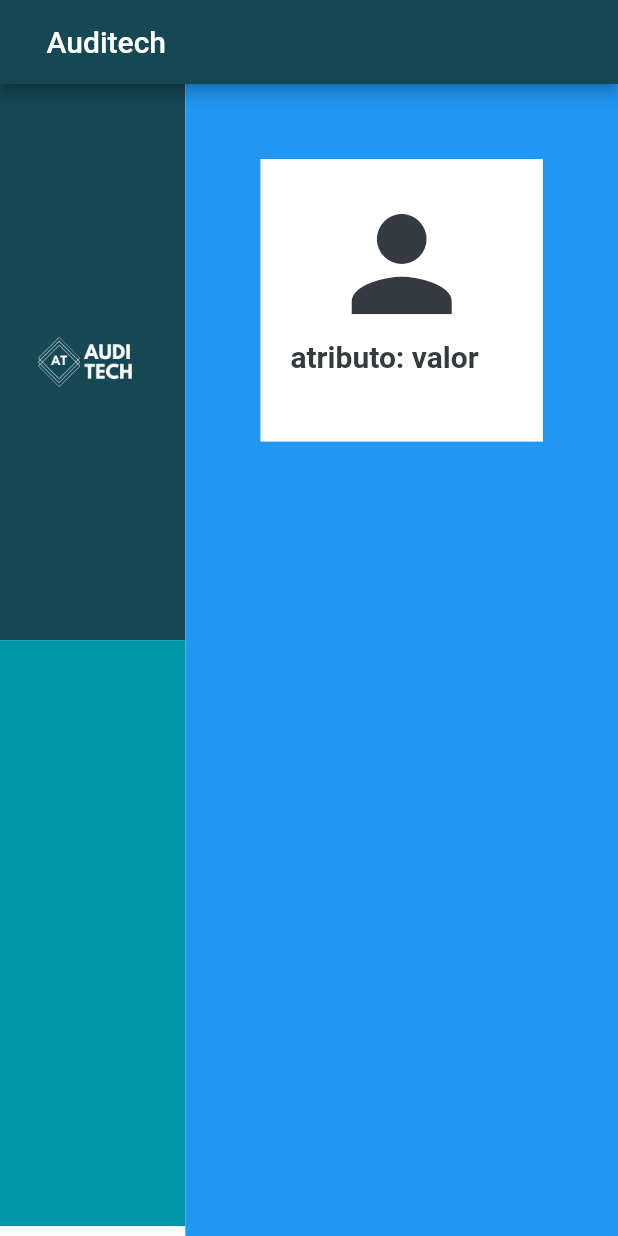
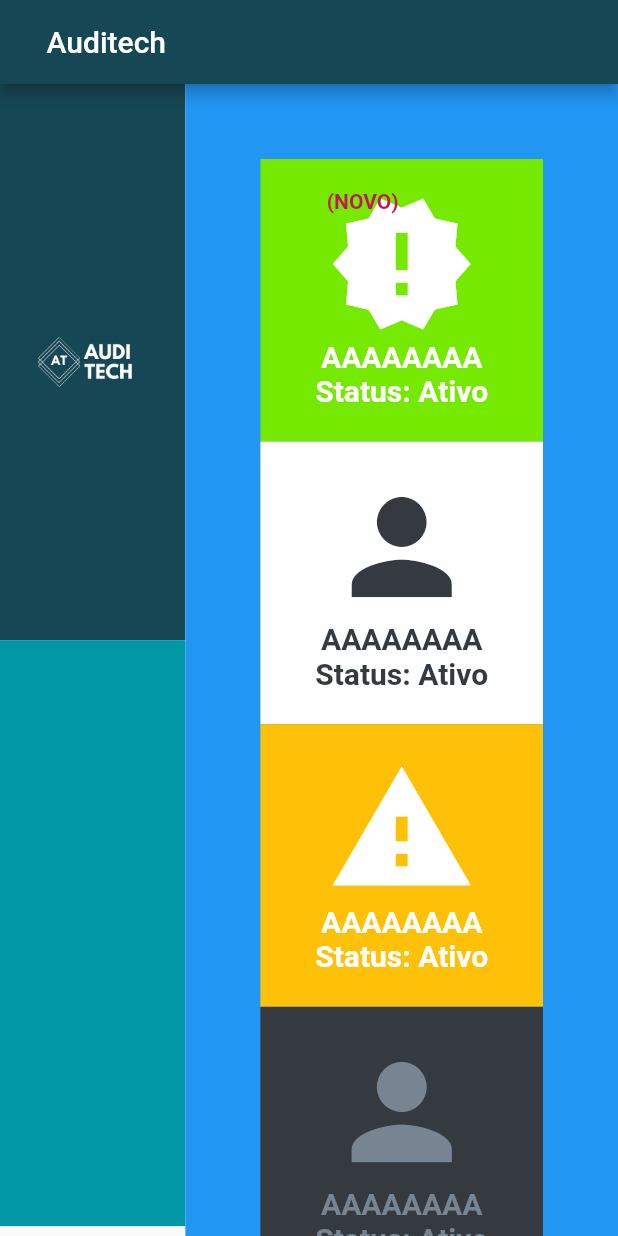
Before and after one commit to Andreas-Atomphi/AuditechWEBReservaFlutter, a Flutter app: the screen it shows after launch, after a tap on "Entrar", on a phone screen of 412 x 824 dp. Run offline on Flutter 3.47's test engine with Material 2 defaults, Android fonts, the phone set to English and light mode, and no system bars; missing offline and left inert: dart:ffi; Roboto replaces fonts that are missing (OpenSans).

Commit message:
[FEAT] CardPaciente aprimorada.
Agora tem 4 estados: Novo, Normal, Alerta e Desativado.
Só muda nas cores para ajudar o clínico, mas os estados possíveis de paciente continuam sendo Ativo e inativo (true ou false).

```diff
--- a/lib/Telas/Principal/Pacientes/Components/CardPaciente.dart
+++ b/lib/Telas/Principal/Pacientes/Components/CardPaciente.dart
@@ -1,30 +1,72 @@
 import 'package:flutter/material.dart';
+import 'package:flutterweb/Telas/global/components.dart';
 
-enum TypePaciente {
-  ATIVADO,
+enum NovidadesPaciente {
+  NORMAL,
   ALERTA,
+  NOVO,
   DESATIVADO,
 }
 
-extension ColorPaciente on TypePaciente {
+extension ValuesPaciente on NovidadesPaciente {
   List<Color> get color {
     List<Color> toReturn;
     switch (this) {
-      case TypePaciente.ALERTA:
+      case NovidadesPaciente.ALERTA:
         toReturn = [
           Color(0xffffc107),
           Color(0xffffffff),
         ];
         break;
-      case TypePaciente.ATIVADO:
-        toReturn = [Color(0xffffffff), Color(0xff343a40)];
+      case NovidadesPaciente.NORMAL:
+        toReturn = [
+          Color(0xffffffff),
+          Color(0xff343a40),
+        ];
         break;
-      case TypePaciente.DESATIVADO:
+      case NovidadesPaciente.DESATIVADO:
         toReturn = [
           Color(0xff343a40),
+          Color(0xff778491),
+        ];
+        break;
+      case NovidadesPaciente.NOVO:
+        toReturn = [
+          Color(0xff75e900),
           Color(0xffffffff),
         ];
         break;
+    }
+    return toReturn;
+  }
+
+  String get texto {
+    String toReturn;
+    switch (this) {
+      case NovidadesPaciente.ALERTA:
+        toReturn = "Alerta";
+        break;
+      case NovidadesPaciente.NORMAL:
+        toReturn = "Normal";
+        break;
+      case NovidadesPaciente.DESATIVADO:
+        toReturn = "Desativado";
+        break;
+      case NovidadesPaciente.NOVO:
+        toReturn = "Novo";
+        break;
+    }
+    return toReturn;
+  }
+
+  bool get status {
+    bool toReturn;
+    switch (this) {
+      case NovidadesPaciente.DESATIVADO:
+        toReturn = false;
+        break;
+      default:
+        toReturn = true;
     }
     return toReturn;
   }
@@ -40,55 +82,83 @@ extension MapSpreadWidget on Map<String, String> {
   }
 }
 
-class CardPaciente extends StatelessWidget {
+class CardPaciente extends Card {
   final EdgeInsets padding;
-  final TypePaciente usuarioEsta;
+  final NovidadesPaciente usuarioEsta;
   final Icon icone;
-  final Map<String, String> atributos;
+  final Map<String, String> dados;
+  final String title;
 
   CardPaciente({
-    this.padding,
-    this.usuarioEsta,
-    this.icone,
-    this.atributos = const {
+    this.padding = const EdgeInsets.all(20),
+    this.usuarioEsta = NovidadesPaciente.NORMAL,
+    this.title,
+    this.icone = const Icon(
+      Icons.person,
+      size: 20,
+    ),
+    this.dados = const {
       "atributo": "valor",
     },
   });
 
   @override
   Widget build(BuildContext context) {
-    TextStyle _styleMe = TextStyle(
-      fontFamily: "OpenSans",
-      color: usuarioEsta.color[1],
-      fontSize: 20,
-      fontWeight: FontWeight.bold,
-    );
-    return Container(
+    Text _cardBody(String text) => Text(
+          text,
+          style: FormatoTexto.tituloCard(
+            cor: usuarioEsta.color[1],
+            weight: FontWeight.bold,
+          ),
+        );
+    Text _cardTitle(String text) => Text(
+          text,
+          style: FormatoTexto.tituloCard(
+            cor: usuarioEsta.color[1],
+            weight: FontWeight.bold,
+          ),
+        );
+    Map statusIcon = {
+      NovidadesPaciente.DESATIVADO: Icons.person,
+      NovidadesPaciente.NORMAL: Icons.person,
+      NovidadesPaciente.NOVO: Icons.new_releases,
+      NovidadesPaciente.ALERTA: Icons.warning,
+    };
+    return ContainerCard(
       padding: EdgeInsets.all(20),
-      color: usuarioEsta.color[0],
-      child: Column(
+      backgroundColor: usuarioEsta.color[0],
+      title: (title != null) ? _cardTitle(title) : null,
+      header: Stack(
         children: [
           Icon(
-            Icons.person,
+            statusIcon[usuarioEsta],
             color: usuarioEsta.color[1],
             size: 100,
           ),
-          ...atributos.mapToWidget(
-            (key, value) => Row(
+          if (usuarioEsta == NovidadesPaciente.NOVO)
+            Text(
+              "(NOVO)",
+              style: TextStyle(
+                fontFamily: "OpenSans",
+                color: Colors.pink[700],
+                fontWeight: FontWeight.bold,
+              ),
+            )
+        ],
+      ),
+      body: <Widget>[
+        ...dados.mapToWidget(
+          (key, value) => SingleChildScrollView(
+            scrollDirection: Axis.horizontal,
+            child: Row(
               children: [
-                Text(
-                  "$key: ",
-                  style: _styleMe,
-                ),
-                Text(
-                  "$value",
-                  style: _styleMe,
-                ),
+                _cardBody("$key: "),
+                _cardBody("$value"),
               ],
             ),
-          )
-        ],
-      ),
+          ),
+        )
+      ],
     );
   }
 }
--- a/lib/Telas/Principal/Pacientes/Pacientes.dart
+++ b/lib/Telas/Principal/Pacientes/Pacientes.dart
@@ -4,21 +4,52 @@ import 'package:flutterweb/Telas/Principal/Pacientes/components.dart';
 class _SPacientes extends State<Pacientes> {
   @override
   Widget build(BuildContext context) {
+    NovidadesPaciente statusPaciente = NovidadesPaciente.NOVO;
+    bool statusTexto = statusPaciente.status;
+    String statusUsuario = {
+      true: "Ativo",
+      false: "Inativo",
+    }[statusTexto];
     return MaterialApp(
       home: Scaffold(
         backgroundColor: Colors.blue,
         body: Container(
           padding: EdgeInsets.all(50),
           child: GridView.extent(
-            maxCrossAxisExtent: 250,
+            crossAxisSpacing: 20,
+            maxCrossAxisExtent: 255,
             children: [
               CardPaciente(
-                padding: EdgeInsets.all(20),
-                usuarioEsta: TypePaciente.ATIVADO,
-                icone: Icon(
-                  Icons.person_outline,
-                  size: 20,
-                ),
+                usuarioEsta: statusPaciente,
+                title: "AAAAAAAA",
+                dados: {
+                  "Status": statusUsuario,
+                  "Tratamento": "aaaa",
+                },
+              ),
+              CardPaciente(
+                usuarioEsta: NovidadesPaciente.NORMAL,
+                title: "AAAAAAAA",
+                dados: {
+                  "Status": "Ativo",
+                  "Tratamento": "aaaa",
+                },
+              ),
+              CardPaciente(
+                usuarioEsta: NovidadesPaciente.ALERTA,
+                title: "AAAAAAAA",
+                dados: {
+                  "Status": "Ativo",
+                  "Tratamento": "aaaa",
+                },
+              ),
+              CardPaciente(
+                usuarioEsta: NovidadesPaciente.DESATIVADO,
+                title: "AAAAAAAA",
+                dados: {
+                  "Status": "Ativo",
+                  "Tratamento": "aaaa",
+                },
               ),
             ],
           ),
```
